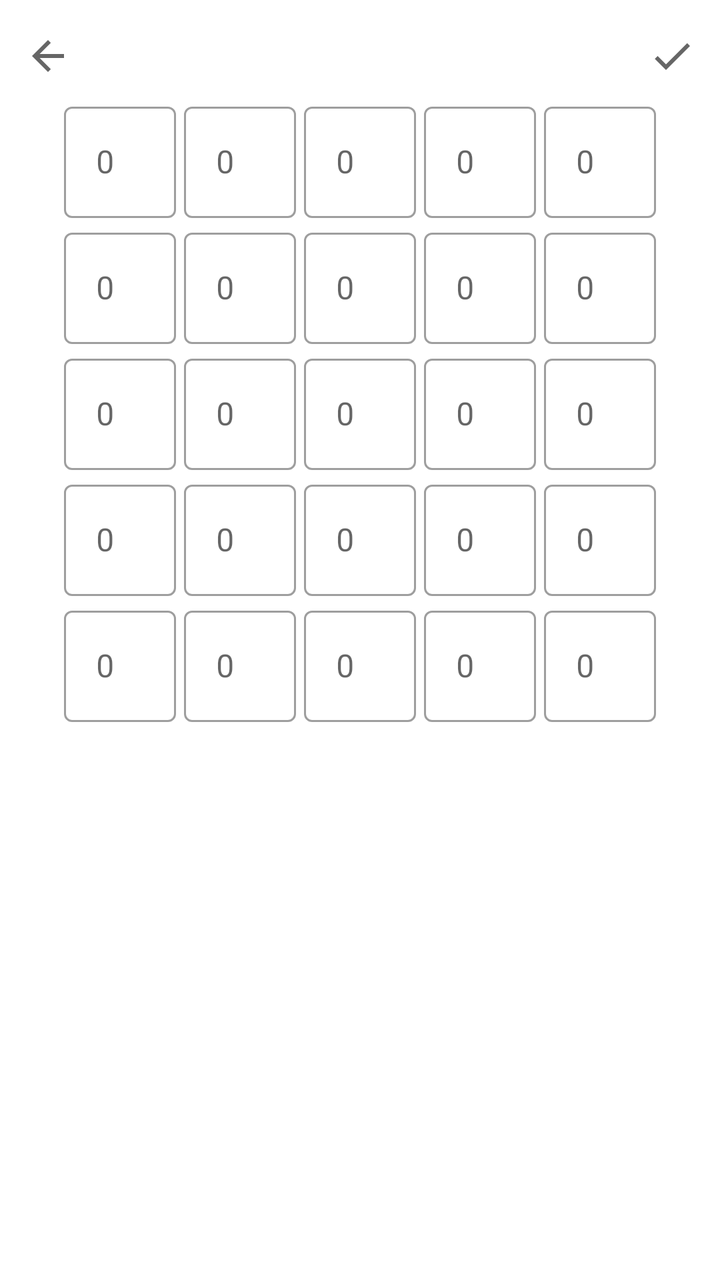
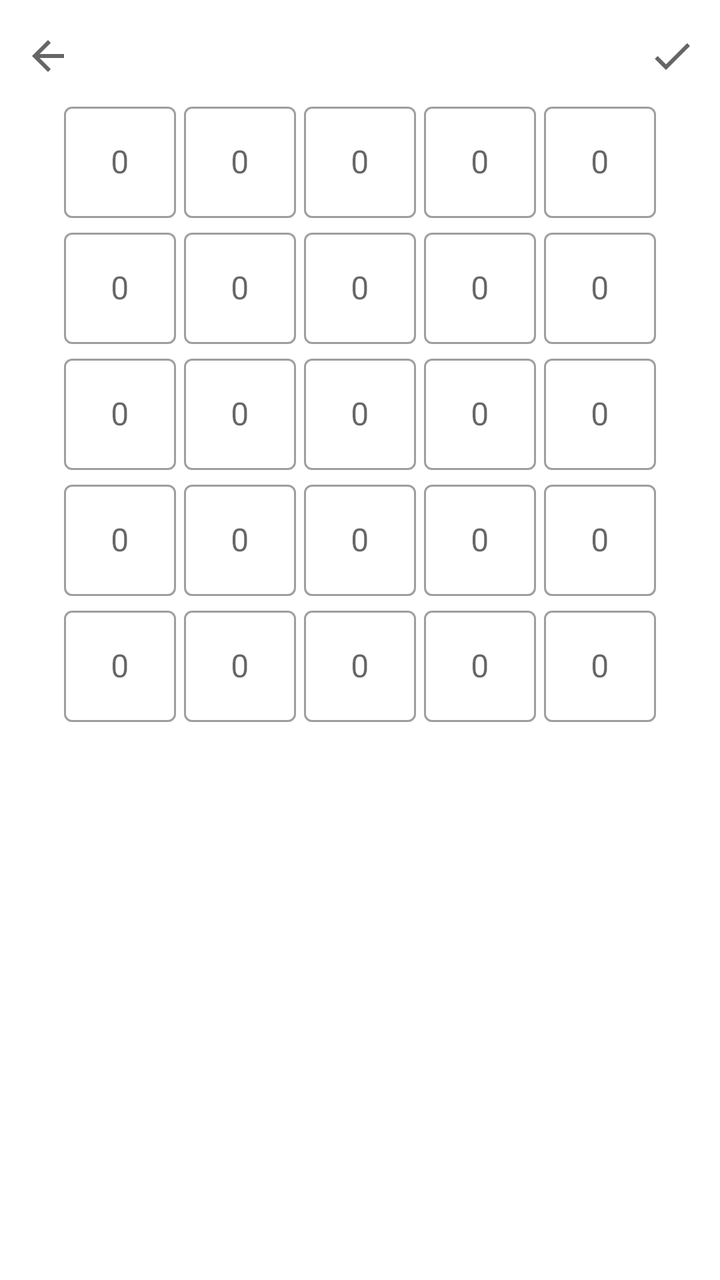

Before-and-after screenshots of an Android layout around one commit, followed by the original layout XML and the change that was made.
<!-- AndroidManifest.xml: application theme Theme.Matscape -->
<!-- res/layout/fragment_matrix_edit.xml -->
<?xml version="1.0" encoding="utf-8"?>
<androidx.constraintlayout.widget.ConstraintLayout xmlns:android="http://schemas.android.com/apk/res/android"
    xmlns:app="http://schemas.android.com/apk/res-auto"
    xmlns:tools="http://schemas.android.com/tools"
    android:layout_width="match_parent"
    android:layout_height="match_parent"
    tools:context=".Fragments.MatrixFragment.EditMatrixFragment">

    <ImageView
        android:id="@+id/imageView"
        android:layout_width="40dp"
        android:layout_height="40dp"
        android:layout_marginStart="4dp"
        android:layout_marginTop="8dp"
        android:padding="8dp"
        android:background="?attr/selectableItemBackgroundBorderless"
        android:clickable="true"
        android:contentDescription="@string/desc_back"
        android:focusable="true"
        android:src="@drawable/ic_back"
        app:layout_constraintStart_toStartOf="parent"
        app:layout_constraintTop_toTopOf="parent" />

    <ImageView
        android:layout_width="40dp"
        android:layout_height="40dp"
        android:layout_marginEnd="4dp"
        android:layout_marginTop="8dp"
        android:padding="8dp"
        android:background="?attr/selectableItemBackgroundBorderless"
        android:clickable="true"
        android:contentDescription="@string/desc_save"
        android:focusable="true"
        android:src="@drawable/ic_save"
        app:layout_constraintEnd_toEndOf="parent"
        app:layout_constraintTop_toTopOf="parent" />

    <HorizontalScrollView
        android:layout_width="wrap_content"
        android:layout_height="wrap_content"
        android:scrollbars="none"
        app:layout_constraintEnd_toEndOf="parent"
        app:layout_constraintStart_toStartOf="parent"
        app:layout_constraintTop_toBottomOf="@+id/imageView">

        <LinearLayout
            android:layout_width="wrap_content"
            android:layout_height="wrap_content"
            android:orientation="horizontal">

            <LinearLayout
                style="@style/ChangeMatrixLinearLayouts"
                app:layout_constraintTop_toBottomOf="@+id/imageView">

                <com.google.android.material.textfield.TextInputLayout
                    android:id="@+id/ChangeMatrixLayout11"
                    style="@style/Widget.MaterialComponents.TextInputLayout.OutlinedBox"
                    android:layout_width="wrap_content"
                    android:layout_height="wrap_content"
                    android:gravity="center"
                    android:hint="@string/hint_textInputLayout">

                    <com.google.android.material.textfield.TextInputEditText
                        android:id="@+id/ChangeMatrixField11"
                        style="@style/ChangeMatrixMaterialFields" />

                </com.google.android.material.textfield.TextInputLayout>

                <com.google.android.material.textfield.TextInputLayout
                    android:id="@+id/ChangeMatrixLayout21"
                    style="@style/Widget.MaterialComponents.TextInputLayout.OutlinedBox"
                    android:layout_width="wrap_content"
                    android:layout_height="wrap_content"
                    android:gravity="center"
                    android:hint="@string/hint_textInputLayout">

                    <com.google.android.material.textfield.TextInputEditText
                        android:id="@+id/ChangeMatrixField21"
                        style="@style/ChangeMatrixMaterialFields" />

                </com.google.android.material.textfield.TextInputLayout>

                <com.google.android.material.textfield.TextInputLayout
                    android:id="@+id/ChangeMatrixLayout31"
                    style="@style/Widget.MaterialComponents.TextInputLayout.OutlinedBox"
                    android:layout_width="wrap_content"
                    android:layout_height="wrap_content"
                    android:gravity="center"
                    android:hint="@string/hint_textInputLayout">

                    <com.google.android.material.textfield.TextInputEditText
                        android:id="@+id/ChangeMatrixField31"
                        style="@style/ChangeMatrixMaterialFields" />

                </com.google.android.material.textfield.TextInputLayout>

                <com.google.android.material.textfield.TextInputLayout
                    android:id="@+id/ChangeMatrixLayout41"
                    style="@style/Widget.MaterialComponents.TextInputLayout.OutlinedBox"
                    android:layout_width="wrap_content"
                    android:layout_height="wrap_content"
                    android:gravity="center"
                    android:hint="@string/hint_textInputLayout">

                    <com.google.android.material.textfield.TextInputEditText
                        android:id="@+id/ChangeMatrixField41"
                        style="@style/ChangeMatrixMaterialFields" />

                </com.google.android.material.textfield.TextInputLayout>

                <com.google.android.material.textfield.TextInputLayout
                    android:id="@+id/ChangeMatrixLayout51"
                    style="@style/Widget.MaterialComponents.TextInputLayout.OutlinedBox"
                    android:layout_width="wrap_content"
                    android:layout_height="wrap_content"
                    android:gravity="center"
                    android:hint="@string/hint_textInputLayout">

                    <com.google.android.material.textfield.TextInputEditText
                        android:id="@+id/ChangeMatrixField51"
                        style="@style/ChangeMatrixMaterialFields" />

                </com.google.android.material.textfield.TextInputLayout>

            </LinearLayout>

            <LinearLayout
                style="@style/ChangeMatrixLinearLayouts"
                app:layout_constraintTop_toBottomOf="@+id/imageView">

                <com.google.android.material.textfield.TextInputLayout
                    android:id="@+id/ChangeMatrixLayout12"
                    style="@style/Widget.MaterialComponents.TextInputLayout.OutlinedBox"
                    android:layout_width="wrap_content"
                    android:layout_height="wrap_content"
                    android:gravity="center"
                    android:hint="@string/hint_textInputLayout">

                    <com.google.android.material.textfield.TextInputEditText
                        android:id="@+id/ChangeMatrixField12"
                        style="@style/ChangeMatrixMaterialFields" />

                </com.google.android.material.textfield.TextInputLayout>

                <com.google.android.material.textfield.TextInputLayout
                    android:id="@+id/ChangeMatrixLayout22"
                    style="@style/Widget.MaterialComponents.TextInputLayout.OutlinedBox"
                    android:layout_width="wrap_content"
                    android:layout_height="wrap_content"
                    android:gravity="center"
                    android:hint="@string/hint_textInputLayout">

                    <com.google.android.material.textfield.TextInputEditText
                        android:id="@+id/ChangeMatrixField22"
                        style="@style/ChangeMatrixMaterialFields" />

                </com.google.android.material.textfield.TextInputLayout>

                <com.google.android.material.textfield.TextInputLayout
                    android:id="@+id/ChangeMatrixLayout32"
                    style="@style/Widget.MaterialComponents.TextInputLayout.OutlinedBox"
                    android:layout_width="wrap_content"
                    android:layout_height="wrap_content"
                    android:gravity="center"
                    android:hint="@string/hint_textInputLayout">

                    <com.google.android.material.textfield.TextInputEditText
                        android:id="@+id/ChangeMatrixField32"
                        style="@style/ChangeMatrixMaterialFields" />

                </com.google.android.material.textfield.TextInputLayout>

                <com.google.android.material.textfield.TextInputLayout
                    android:id="@+id/ChangeMatrixLayout42"
                    style="@style/Widget.MaterialComponents.TextInputLayout.OutlinedBox"
                    android:layout_width="wrap_content"
                    android:layout_height="wrap_content"
                    android:gravity="center"
                    android:hint="@string/hint_textInputLayout">

                    <com.google.android.material.textfield.TextInputEditText
                        android:id="@+id/ChangeMatrixField42"
                        style="@style/ChangeMatrixMaterialFields" />

                </com.google.android.material.textfield.TextInputLayout>

                <com.google.android.material.textfield.TextInputLayout
                    android:id="@+id/ChangeMatrixLayout52"
                    style="@style/Widget.MaterialComponents.TextInputLayout.OutlinedBox"
                    android:layout_width="wrap_content"
                    android:layout_height="wrap_content"
                    android:gravity="center"
                    android:hint="@string/hint_textInputLayout">

                    <com.google.android.material.textfield.TextInputEditText
                        android:id="@+id/ChangeMatrixField52"
                        style="@style/ChangeMatrixMaterialFields" />

                </com.google.android.material.textfield.TextInputLayout>

            </LinearLayout>

            <LinearLayout
                style="@style/ChangeMatrixLinearLayouts"
                app:layout_constraintTop_toBottomOf="@+id/imageView">

                <com.google.android.material.textfield.TextInputLayout
                    android:id="@+id/ChangeMatrixLayout13"
                    style="@style/Widget.MaterialComponents.TextInputLayout.OutlinedBox"
                    android:layout_width="wrap_content"
                    android:layout_height="wrap_content"
                    android:gravity="center"
                    android:hint="@string/hint_textInputLayout">

                    <com.google.android.material.textfield.TextInputEditText
                        android:id="@+id/ChangeMatrixField13"
                        style="@style/ChangeMatrixMaterialFields" />

                </com.google.android.material.textfield.TextInputLayout>

                <com.google.android.material.textfield.TextInputLayout
                    android:id="@+id/ChangeMatrixLayout23"
                    style="@style/Widget.MaterialComponents.TextInputLayout.OutlinedBox"
                    android:layout_width="wrap_content"
                    android:layout_height="wrap_content"
                    android:gravity="center"
                    android:hint="@string/hint_textInputLayout">

                    <com.google.android.material.textfield.TextInputEditText
                        android:id="@+id/ChangeMatrixField23"
                        style="@style/ChangeMatrixMaterialFields" />

                </com.google.android.material.textfield.TextInputLayout>

                <com.google.android.material.textfield.TextInputLayout
                    android:id="@+id/ChangeMatrixLayout33"
                    style="@style/Widget.MaterialComponents.TextInputLayout.OutlinedBox"
                    android:layout_width="wrap_content"
                    android:layout_height="wrap_content"
                    android:gravity="center"
                    android:hint="@string/hint_textInputLayout">

                    <com.google.android.material.textfield.TextInputEditText
                        android:id="@+id/ChangeMatrixField33"
                        style="@style/ChangeMatrixMaterialFields" />

                </com.google.android.material.textfield.TextInputLayout>

                <com.google.android.material.textfield.TextInputLayout
                    android:id="@+id/ChangeMatrixLayout43"
                    style="@style/Widget.MaterialComponents.TextInputLayout.OutlinedBox"
                    android:layout_width="wrap_content"
                    android:layout_height="wrap_content"
                    android:gravity="center"
                    android:hint="@string/hint_textInputLayout">

                    <com.google.android.material.textfield.TextInputEditText
                        android:id="@+id/ChangeMatrixField43"
                        style="@style/ChangeMatrixMaterialFields" />

                </com.google.android.material.textfield.TextInputLayout>

                <com.google.android.material.textfield.TextInputLayout
                    android:id="@+id/ChangeMatrixLayout53"
                    style="@style/Widget.MaterialComponents.TextInputLayout.OutlinedBox"
                    android:layout_width="wrap_content"
                    android:layout_height="wrap_content"
                    android:gravity="center"
                    android:hint="@string/hint_textInputLayout">

                    <com.google.android.material.textfield.TextInputEditText
                        android:id="@+id/ChangeMatrixField53"
                        style="@style/ChangeMatrixMaterialFields" />

                </com.google.android.material.textfield.TextInputLayout>

            </LinearLayout>

            <LinearLayout
                style="@style/ChangeMatrixLinearLayouts"
                app:layout_constraintTop_toBottomOf="@+id/imageView">

                <com.google.android.material.textfield.TextInputLayout
                    android:id="@+id/ChangeMatrixLayout14"
                    style="@style/Widget.MaterialComponents.TextInputLayout.OutlinedBox"
                    android:layout_width="wrap_content"
                    android:layout_height="wrap_content"
                    android:gravity="center"
                    android:hint="@string/hint_textInputLayout">

                    <com.google.android.material.textfield.TextInputEditText
                        android:id="@+id/ChangeMatrixField14"
                        style="@style/ChangeMatrixMaterialFields" />

                </com.google.android.material.textfield.TextInputLayout>

                <com.google.android.material.textfield.TextInputLayout
                    android:id="@+id/ChangeMatrixLayout24"
                    style="@style/Widget.MaterialComponents.TextInputLayout.OutlinedBox"
                    android:layout_width="wrap_content"
                    android:layout_height="wrap_content"
                    android:gravity="center"
                    android:hint="@string/hint_textInputLayout">

                    <com.google.android.material.textfield.TextInputEditText
                        android:id="@+id/ChangeMatrixField24"
                        style="@style/ChangeMatrixMaterialFields" />

                </com.google.android.material.textfield.TextInputLayout>

                <com.google.android.material.textfield.TextInputLayout
                    android:id="@+id/ChangeMatrixLayout34"
                    style="@style/Widget.MaterialComponents.TextInputLayout.OutlinedBox"
                    android:layout_width="wrap_content"
                    android:layout_height="wrap_content"
                    android:gravity="center"
                    android:hint="@string/hint_textInputLayout">

                    <com.google.android.material.textfield.TextInputEditText
                        android:id="@+id/ChangeMatrixField34"
                        style="@style/ChangeMatrixMaterialFields" />

                </com.google.android.material.textfield.TextInputLayout>

                <com.google.android.material.textfield.TextInputLayout
                    android:id="@+id/ChangeMatrixLayout44"
                    style="@style/Widget.MaterialComponents.TextInputLayout.OutlinedBox"
                    android:layout_width="wrap_content"
                    android:layout_height="wrap_content"
                    android:gravity="center"
                    android:hint="@string/hint_textInputLayout">

                    <com.google.android.material.textfield.TextInputEditText
                        android:id="@+id/ChangeMatrixField44"
                        style="@style/ChangeMatrixMaterialFields" />

                </com.google.android.material.textfield.TextInputLayout>

                <com.google.android.material.textfield.TextInputLayout
                    android:id="@+id/ChangeMatrixLayout54"
                    style="@style/Widget.MaterialComponents.TextInputLayout.OutlinedBox"
                    android:layout_width="wrap_content"
                    android:layout_height="wrap_content"
                    android:gravity="center"
                    android:hint="@string/hint_textInputLayout">

                    <com.google.android.material.textfield.TextInputEditText
                        android:id="@+id/ChangeMatrixField54"
                        style="@style/ChangeMatrixMaterialFields" />

                </com.google.android.material.textfield.TextInputLayout>

            </LinearLayout>

            <LinearLayout
                style="@style/ChangeMatrixLinearLayouts"
                app:layout_constraintTop_toBottomOf="@+id/imageView">

                <com.google.android.material.textfield.TextInputLayout
                    android:id="@+id/ChangeMatrixLayout15"
                    style="@style/Widget.MaterialComponents.TextInputLayout.OutlinedBox"
                    android:layout_width="wrap_content"
                    android:layout_height="wrap_content"
                    android:gravity="center"
                    android:hint="@string/hint_textInputLayout">

                    <com.google.android.material.textfield.TextInputEditText
                        android:id="@+id/ChangeMatrixField15"
                        style="@style/ChangeMatrixMaterialFields" />

                </com.google.android.material.textfield.TextInputLayout>

                <com.google.android.material.textfield.TextInputLayout
                    android:id="@+id/ChangeMatrixLayout25"
                    style="@style/Widget.MaterialComponents.TextInputLayout.OutlinedBox"
                    android:layout_width="wrap_content"
                    android:layout_height="wrap_content"
                    android:gravity="center"
                    android:hint="@string/hint_textInputLayout">

                    <com.google.android.material.textfield.TextInputEditText
                        android:id="@+id/ChangeMatrixField25"
                        style="@style/ChangeMatrixMaterialFields" />

                </com.google.android.material.textfield.TextInputLayout>

                <com.google.android.material.textfield.TextInputLayout
                    android:id="@+id/ChangeMatrixLayout35"
                    style="@style/Widget.MaterialComponents.TextInputLayout.OutlinedBox"
                    android:layout_width="wrap_content"
                    android:layout_height="wrap_content"
                    android:gravity="center"
                    android:hint="@string/hint_textInputLayout">

                    <com.google.android.material.textfield.TextInputEditText
                        android:id="@+id/ChangeMatrixField35"
                        style="@style/ChangeMatrixMaterialFields" />

                </com.google.android.material.textfield.TextInputLayout>

                <com.google.android.material.textfield.TextInputLayout
                    android:id="@+id/ChangeMatrixLayout45"
                    style="@style/Widget.MaterialComponents.TextInputLayout.OutlinedBox"
                    android:layout_width="wrap_content"
                    android:layout_height="wrap_content"
                    android:gravity="center"
                    android:hint="@string/hint_textInputLayout">

                    <com.google.android.material.textfield.TextInputEditText
                        android:id="@+id/ChangeMatrixField45"
                        style="@style/ChangeMatrixMaterialFields" />

                </com.google.android.material.textfield.TextInputLayout>

                <com.google.android.material.textfield.TextInputLayout
                    android:id="@+id/ChangeMatrixLayout55"
                    style="@style/Widget.MaterialComponents.TextInputLayout.OutlinedBox"
                    android:layout_width="wrap_content"
                    android:layout_height="wrap_content"
                    android:gravity="center"
                    android:hint="@string/hint_textInputLayout">

                    <com.google.android.material.textfield.TextInputEditText
                        android:id="@+id/ChangeMatrixField55"
                        style="@style/ChangeMatrixMaterialFields" />

                </com.google.android.material.textfield.TextInputLayout>

            </LinearLayout>

        </LinearLayout>
    </HorizontalScrollView>



</androidx.constraintlayout.widget.ConstraintLayout>
<!-- resources referenced by this layout -->
<resources>
  <!-- drawable ic_back (drawable) -->
  <vector xmlns:android="http://schemas.android.com/apk/res/android"
      android:width="24dp"
      android:height="24dp"
      android:viewportWidth="24"
      android:viewportHeight="24"
      android:tint="?attr/colorControlNormal"
      android:autoMirrored="true">
    <path
        android:fillColor="@android:color/white"
        android:pathData="M20,11H7.83l5.59,-5.59L12,4l-8,8 8,8 1.41,-1.41L7.83,13H20v-2z"/>
  </vector>
  <!-- drawable ic_save (drawable) -->
  <vector xmlns:android="http://schemas.android.com/apk/res/android"
      android:width="24dp"
      android:height="24dp"
      android:viewportWidth="24"
      android:viewportHeight="24"
      android:tint="?attr/colorControlNormal">
    <path
        android:fillColor="@android:color/white"
        android:pathData="M9,16.17L4.83,12l-1.42,1.41L9,19 21,7l-1.41,-1.41z"/>
  </vector>
  <string name="desc_back">Go Back</string>
  <string name="desc_save">Save Changes</string>
  <string name="hint_textInputLayout">0</string>
  <style name="ChangeMatrixLinearLayouts">
          <item name="android:layout_width">wrap_content</item>
          <item name="android:layout_height">wrap_content</item>
          <item name="android:orientation">vertical</item>
          <item name="android:gravity">center</item>
      </style>
  
      //for ChangeMatrix text input layouts
  <style name="ChangeMatrixMaterialFields">
          <item name="android:layout_width">wrap_content</item>
          <item name="android:layout_height">wrap_content</item>
          <item name="android:layout_margin">2dp</item>
          <item name="android:inputType">numberSigned</item>
      </style>
  <style name="Theme.Matscape" parent="Theme.MaterialComponents.DayNight.NoActionBar">
          
          <item name="colorPrimary">@color/purple_500</item>
          <item name="colorPrimaryVariant">@color/purple_700</item>
          <item name="colorOnPrimary">@color/white</item>
          
          <item name="colorSecondary">@color/teal_200</item>
          <item name="colorSecondaryVariant">@color/teal_700</item>
          <item name="colorOnSecondary">@color/black</item>
          
          <item name="android:statusBarColor" tools:targetApi="l">?attr/colorPrimaryVariant</item>
          
      </style>
  <color name="purple_500">#FF6200EE</color>
  <color name="purple_700">#FF3700B3</color>
  <color name="white">#FFFFFFFF</color>
  <color name="teal_200">#FF03DAC5</color>
  <color name="teal_700">#FF018786</color>
  <color name="black">#FF000000</color>
</resources>

<!-- the commit's change to res/layout/fragment_matrix_edit.xml (unified diff, before → after) -->
@@ -7,7 +7,7 @@
     tools:context=".Fragments.MatrixFragment.EditMatrixFragment">
 
     <ImageView
-        android:id="@+id/imageView"
+        android:id="@+id/ChangeMatrixActivityBack"
         android:layout_width="40dp"
         android:layout_height="40dp"
         android:layout_marginStart="4dp"
@@ -22,6 +22,7 @@
         app:layout_constraintTop_toTopOf="parent" />
 
     <ImageView
+        android:id="@+id/ChangeMatrixActivitySave"
         android:layout_width="40dp"
         android:layout_height="40dp"
         android:layout_marginEnd="4dp"
@@ -41,7 +42,7 @@
         android:scrollbars="none"
         app:layout_constraintEnd_toEndOf="parent"
         app:layout_constraintStart_toStartOf="parent"
-        app:layout_constraintTop_toBottomOf="@+id/imageView">
+        app:layout_constraintTop_toBottomOf="@+id/ChangeMatrixActivityBack">
 
         <LinearLayout
             android:layout_width="wrap_content"
<!-- resource entries referenced after the edit -->
@@ -39,6 +39,7 @@
           <item name="android:layout_height">wrap_content</item>
           <item name="android:layout_margin">2dp</item>
           <item name="android:inputType">numberSigned</item>
+          <item name="android:gravity">center</item>
       </style>
   <style name="Theme.Matscape" parent="Theme.MaterialComponents.DayNight.NoActionBar">
           
